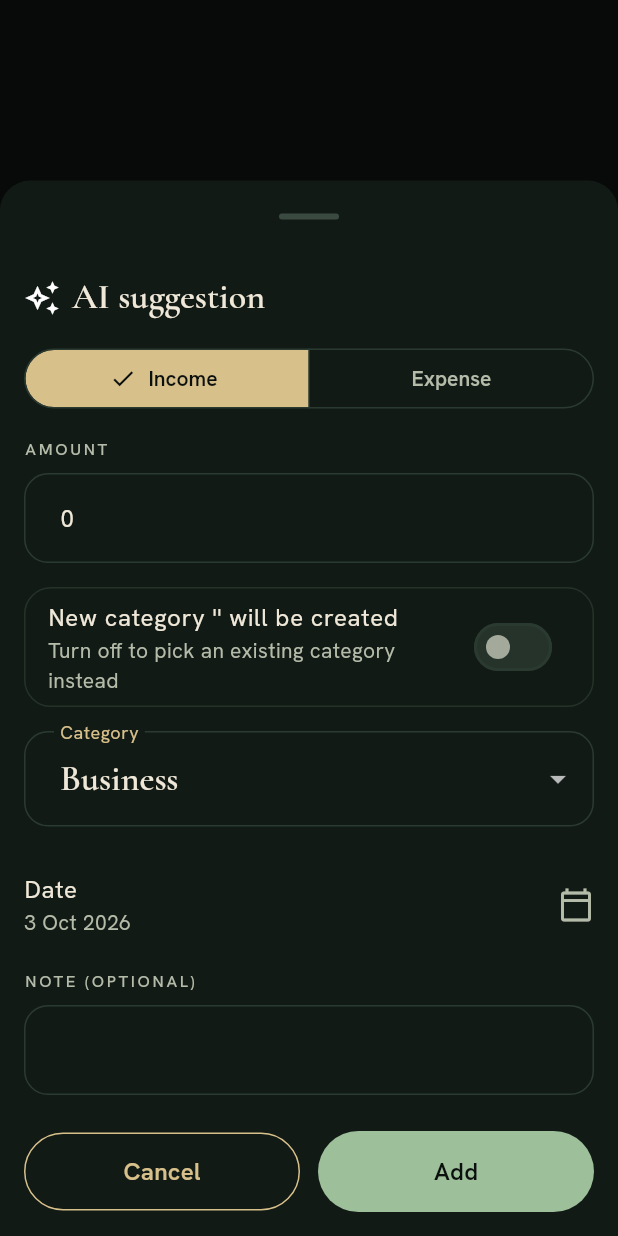
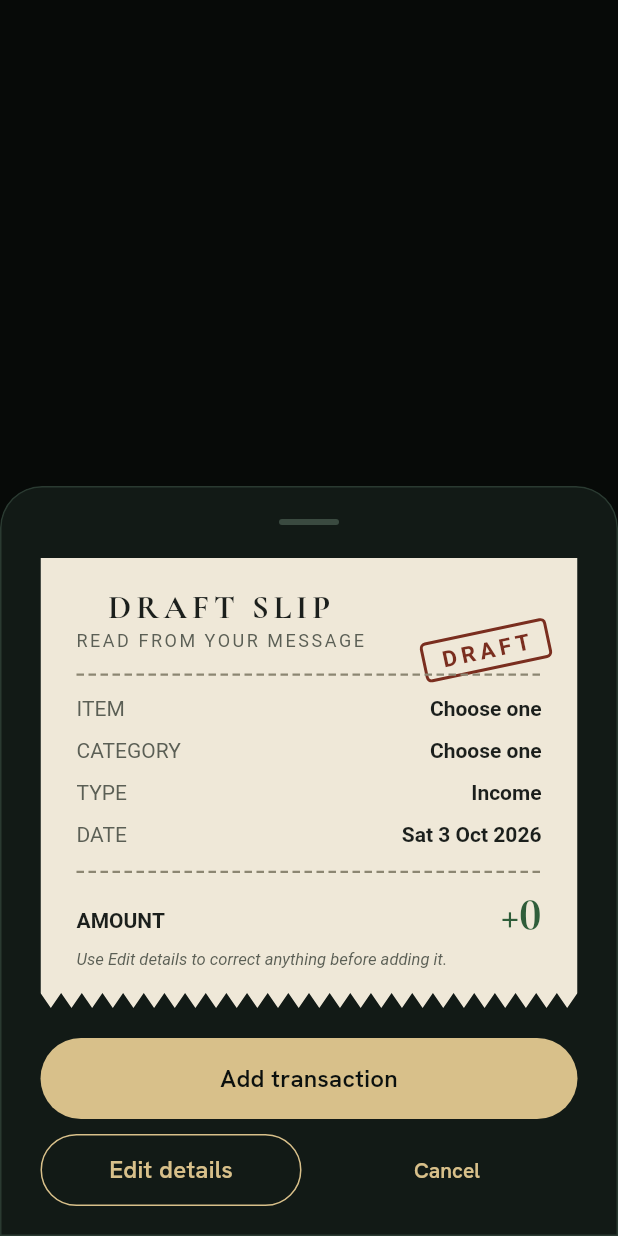
Before and after one commit to anugrahkresnaya/Crowzy-Finance, a Flutter app: what showAiSuggestionConfirmSheet() shows on an empty page, opened directly with empty values, on a phone screen of 412 x 824 dp. Run offline on Flutter 3.47's test engine with Material 3 defaults, Android fonts, the phone set to English and light mode, and no system bars; our stand-ins replace flutter_animate, flutter_local_notifications, flutter_riverpod, freezed_annotation, google_fonts, hive and 3 more; accounts and stored records are empty; generated files the repository leaves out were written again; Roboto replaces fonts that are missing (Courier Prime).

Commit message:
style: show AI suggestions as a draft slip
What the assistant read appears as a read-only draft slip stamped DRAFT, with
Add transaction, Edit details and Cancel. Edit details opens the form; Add
opens it too when a category or amount is missing instead of doing nothing.
The returned result is unchanged.

```diff
--- a/lib/features/ai_analyzer/ui/widgets/ai_suggestion_confirm_sheet.dart
+++ b/lib/features/ai_analyzer/ui/widgets/ai_suggestion_confirm_sheet.dart
@@ -1,9 +1,14 @@
+import 'package:collection/collection.dart';
 import 'package:flutter/material.dart';
+import 'package:flutter/services.dart';
 import 'package:flutter_riverpod/flutter_riverpod.dart';
 
 import '../../../../core/theme/app_colors.dart';
+import '../../../../core/utils/amount_input.dart';
+import '../../../../core/utils/currency_formatter.dart';
 import '../../../../core/utils/date_formatter.dart';
 import '../../../../core/widgets/app_text_field.dart';
+import '../../../../core/widgets/receipt_slip.dart';
 import '../../../../data/models/ai_transaction_suggestion.dart';
 import '../../../../data/models/transaction_type.dart';
 import '../../../categories/providers/category_provider.dart';
@@ -30,6 +35,8 @@ class AiConfirmResult {
   final AiProposedCategory? newCategory;
 }
 
+/// Shows what the assistant read as a draft slip to check. Returns the final
+/// fields when the user adds it, or null when they cancel.
 Future<AiConfirmResult?> showAiSuggestionConfirmSheet(
   BuildContext context,
   AiTransactionSuggestion suggestion,
@@ -37,9 +44,7 @@ Future<AiConfirmResult?> showAiSuggestionConfirmSheet(
   return showModalBottomSheet<AiConfirmResult>(
     context: context,
     isScrollControlled: true,
-    shape: const RoundedRectangleBorder(
-      borderRadius: BorderRadius.vertical(top: Radius.circular(20)),
-    ),
+    constraints: BoxConstraints(maxHeight: MediaQuery.of(context).size.height * 0.92),
     builder: (context) => _AiSuggestionConfirmSheet(suggestion: suggestion),
   );
 }
@@ -57,7 +62,7 @@ class _AiSuggestionConfirmSheet extends ConsumerStatefulWidget {
 class _AiSuggestionConfirmSheetState
     extends ConsumerState<_AiSuggestionConfirmSheet> {
   late final _amountController =
-      TextEditingController(text: widget.suggestion.amount.toStringAsFixed(0));
+      TextEditingController(text: CurrencyFormatter.number(widget.suggestion.amount));
   late final _noteController = TextEditingController(text: widget.suggestion.note);
 
   late TransactionType _type = widget.suggestion.type;
@@ -67,11 +72,21 @@ class _AiSuggestionConfirmSheetState
       widget.suggestion.matchedCategoryId == null &&
           widget.suggestion.proposedNewCategory != null;
 
+  bool _editing = false;
+
   @override
   void dispose() {
     _amountController.dispose();
     _noteController.dispose();
     super.dispose();
+  }
+
+  double? get _amount => ThousandsInputFormatter.parse(_amountController.text);
+
+  bool get _canConfirm {
+    final amount = _amount;
+    if (amount == null || amount <= 0) return false;
+    return _createNewCategory || _categoryId != null;
   }
 
   Future<void> _pickDate() async {
@@ -84,15 +99,18 @@ class _AiSuggestionConfirmSheetState
     if (picked != null) setState(() => _date = picked);
   }
 
-  void _confirm() {
-    final amount = double.tryParse(_amountController.text.trim());
-    if (amount == null || amount <= 0) return;
-    if (!_createNewCategory && _categoryId == null) return;
+  /// Adds it if everything needed is there; otherwise opens the form so the
+  /// missing piece can be filled in.
+  void _add() {
+    if (!_canConfirm) {
+      setState(() => _editing = true);
+      return;
+    }
 
     final note = _noteController.text.trim();
     Navigator.of(context).pop(
       AiConfirmResult(
-        amount: amount,
+        amount: _amount!,
         type: _type,
         date: _date,
         note: note.isEmpty ? null : note,
@@ -104,56 +122,122 @@ class _AiSuggestionConfirmSheetState
 
   @override
   Widget build(BuildContext context) {
+    return SafeArea(
+      top: false,
+      child: AnimatedPadding(
+        duration: const Duration(milliseconds: 100),
+        padding: EdgeInsets.only(bottom: MediaQuery.of(context).viewInsets.bottom),
+        child: SingleChildScrollView(
+          padding: const EdgeInsets.fromLTRB(27, 0, 27, 20),
+          child: _editing ? _form(context) : _slip(context),
+        ),
+      ),
+    );
+  }
+
+  // ---- the draft slip
+
+  String _categoryLabel() {
+    if (_createNewCategory) {
+      return '${widget.suggestion.proposedNewCategory?.name ?? 'New category'} (new)';
+    }
+    final categories = ref.watch(categoryListProvider).value ?? const [];
+    return categories.firstWhereOrNull((c) => c.id == _categoryId)?.name ?? 'Choose one';
+  }
+
+  Widget _slip(BuildContext context) {
+    final isIncome = _type == TransactionType.income;
+    final note = _noteController.text.trim();
+    final categoryLabel = _categoryLabel();
+    final amount = _amount ?? 0;
+    final amountColor = isIncome ? AppColors.inkIncome : AppColors.oxblood;
+
+    return Column(
+      crossAxisAlignment: CrossAxisAlignment.stretch,
+      children: [
+        ReceiptSlip(
+          children: [
+            Stack(
+              clipBehavior: Clip.none,
+              children: [
+                const ReceiptHeading(title: 'DRAFT SLIP', subtitle: 'READ FROM YOUR MESSAGE'),
+                const Positioned(right: -6, top: 28, child: ReceiptStamp(text: 'DRAFT')),
+              ],
+            ),
+            const ReceiptDivider(margin: EdgeInsets.only(top: 14, bottom: 8)),
+            ReceiptRow(label: 'Item', value: note.isEmpty ? categoryLabel : note, bold: true),
+            ReceiptRow(label: 'Category', value: categoryLabel, bold: true),
+            ReceiptRow(label: 'Type', value: isIncome ? 'Income' : 'Expense', bold: true),
+            ReceiptRow(label: 'Date', value: DateFormatter.receiptDate(_date), bold: true),
+            const ReceiptDivider(margin: EdgeInsets.symmetric(vertical: 10)),
+            ReceiptTotal(
+              label: 'AMOUNT',
+              amount: CurrencyFormatter.signed(amount, income: isIncome),
+              color: amountColor,
+            ),
+            const SizedBox(height: 6),
+            if (widget.suggestion.confidence == AiConfidence.low)
+              Text(
+                'Not sure about this one — please double-check the details.',
+                style: ReceiptText.muted(context, size: 11).copyWith(fontStyle: FontStyle.italic),
+              )
+            else
+              Text(
+                'Use Edit details to correct anything before adding it.',
+                style: ReceiptText.muted(context, size: 11).copyWith(fontStyle: FontStyle.italic),
+              ),
+          ],
+        ),
+        const SizedBox(height: 20),
+        FilledButton(onPressed: _add, child: const Text('Add transaction')),
+        const SizedBox(height: 10),
+        Row(
+          children: [
+            Expanded(
+              child: OutlinedButton(
+                style: OutlinedButton.styleFrom(minimumSize: const Size.fromHeight(48)),
+                onPressed: () => setState(() => _editing = true),
+                child: const Text('Edit details'),
+              ),
+            ),
+            const SizedBox(width: 10),
+            Expanded(
+              child: TextButton(
+                style: TextButton.styleFrom(minimumSize: const Size.fromHeight(48)),
+                onPressed: () => Navigator.of(context).pop(),
+                child: const Text('Cancel'),
+              ),
+            ),
+          ],
+        ),
+      ],
+    );
+  }
+
+  // ---- the form
+
+  Widget _form(BuildContext context) {
     final categories = _type == TransactionType.income
         ? ref.watch(incomeCategoriesProvider)
         : ref.watch(expenseCategoriesProvider);
 
     if (!_createNewCategory &&
         _categoryId != null &&
+        categories.isNotEmpty &&
         !categories.any((c) => c.id == _categoryId)) {
-      _categoryId = categories.isNotEmpty ? categories.first.id : null;
+      _categoryId = categories.first.id;
     }
 
-    final color = _type == TransactionType.income ? AppColors.income : AppColors.expense;
     final proposed = widget.suggestion.proposedNewCategory;
 
-    return Padding(
-      padding: EdgeInsets.only(
-        left: 16,
-        right: 16,
-        top: 16,
-        bottom: MediaQuery.of(context).viewInsets.bottom + 16,
-      ),
-      child: SingleChildScrollView(
-        child: Column(
-          mainAxisSize: MainAxisSize.min,
+    return Column(
       crossAxisAlignment: CrossAxisAlignment.stretch,
       children: [
-            Row(
-              children: [
-                const Icon(Icons.auto_awesome_outlined),
-                const SizedBox(width: 8),
-                Text('AI suggestion', style: Theme.of(context).textTheme.titleMedium),
-              ],
-            ),
-            if (widget.suggestion.confidence == AiConfidence.low) ...[
-              const SizedBox(height: 12),
-              Container(
-                padding: const EdgeInsets.all(12),
-                decoration: BoxDecoration(
-                  color: Theme.of(context).colorScheme.errorContainer.withValues(alpha: 0.4),
-                  borderRadius: BorderRadius.circular(12),
-                ),
-                child: const Text(
-                  "Not sure about this one — please double-check the details below.",
-                ),
-              ),
-            ],
-            const SizedBox(height: 16),
         SegmentedButton<TransactionType>(
+          showSelectedIcon: false,
           segments: const [
+            ButtonSegment(value: TransactionType.expense, label: Text('Expense')),
             ButtonSegment(value: TransactionType.income, label: Text('Income')),
-                ButtonSegment(value: TransactionType.expense, label: Text('Expense')),
           ],
           selected: {_type},
           onSelectionChanged: (selection) => setState(() {
@@ -162,13 +246,17 @@ class _AiSuggestionConfirmSheetState
             _createNewCategory = false;
           }),
         ),
-            const SizedBox(height: 16),
+        const SizedBox(height: 18),
         AppTextField(
           controller: _amountController,
           label: 'Amount',
-              keyboardType: const TextInputType.numberWithOptions(decimal: true),
+          keyboardType: TextInputType.number,
+          inputFormatters: [
+            FilteringTextInputFormatter.allow(RegExp(r'[0-9.]')),
+            const ThousandsInputFormatter(),
+          ],
         ),
-            const SizedBox(height: 16),
+        const SizedBox(height: 18),
         if (proposed != null && proposed.type == _type) ...[
           Card(
             child: SwitchListTile(
@@ -178,7 +266,7 @@ class _AiSuggestionConfirmSheetState
               onChanged: (value) => setState(() => _createNewCategory = value),
             ),
           ),
-              const SizedBox(height: 16),
+          const SizedBox(height: 18),
         ],
         if (!_createNewCategory)
           DropdownButtonFormField<String>(
@@ -189,7 +277,7 @@ class _AiSuggestionConfirmSheetState
                 .toList(),
             onChanged: (value) => setState(() => _categoryId = value),
           ),
-            const SizedBox(height: 16),
+        const SizedBox(height: 18),
         ListTile(
           contentPadding: EdgeInsets.zero,
           title: const Text('Date'),
@@ -200,27 +288,14 @@ class _AiSuggestionConfirmSheetState
         const SizedBox(height: 8),
         AppTextField(controller: _noteController, label: 'Note (optional)'),
         const SizedBox(height: 24),
-            Row(
-              children: [
-                Expanded(
-                  child: OutlinedButton(
-                    onPressed: () => Navigator.of(context).pop(),
-                    child: const Text('Cancel'),
-                  ),
-                ),
-                const SizedBox(width: 12),
-                Expanded(
-                  child: FilledButton(
-                    style: FilledButton.styleFrom(backgroundColor: color),
-                    onPressed: _confirm,
-                    child: const Text('Add'),
-                  ),
+        FilledButton(onPressed: _add, child: const Text('Add transaction')),
+        const SizedBox(height: 10),
+        OutlinedButton(
+          style: OutlinedButton.styleFrom(minimumSize: const Size.fromHeight(48)),
+          onPressed: () => setState(() => _editing = false),
+          child: const Text('Back to the slip'),
         ),
       ],
-            ),
-          ],
-        ),
-      ),
     );
   }
 }
```
Also changed, not shown: 1 other file. Lines whose indentation alone changed are shown as unchanged.
